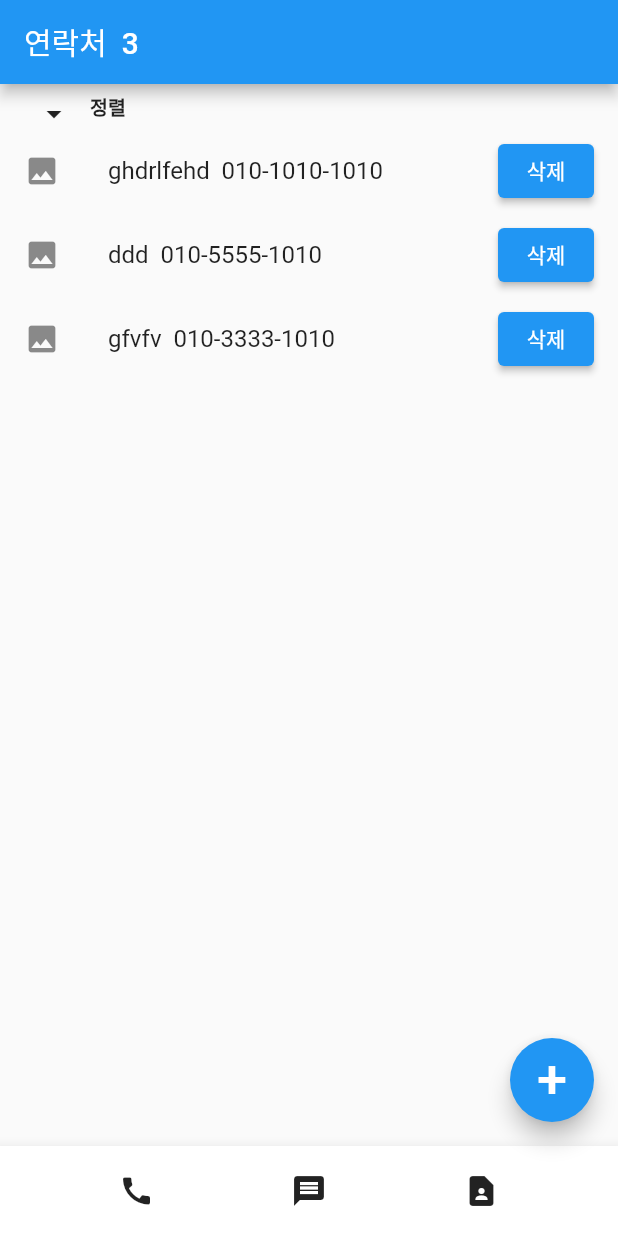
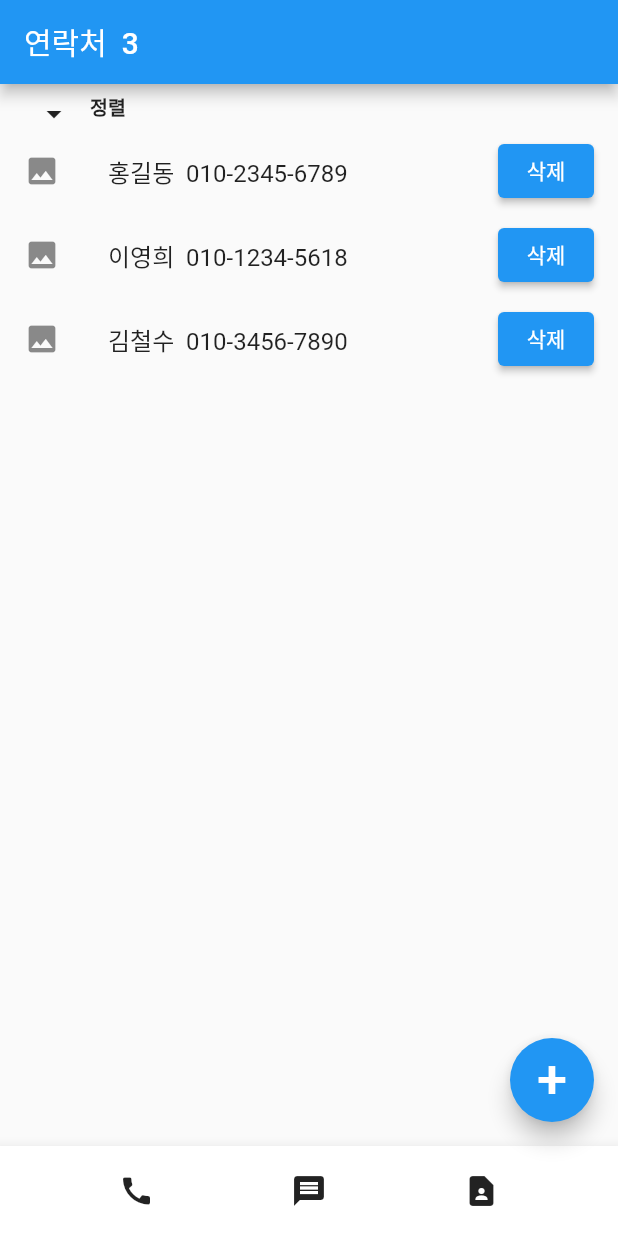
Before and after one commit to this-is-yello/flutter_contact, a Flutter app: the screen it shows after launch, on a phone screen of 412 x 824 dp. Run offline on Flutter 3.47's test engine with Material 2 defaults, Android fonts, the phone set to English and light mode, and no system bars; our stand-ins replace permission_handler.

Commit message:
221115 in Company

```diff
--- a/flutter_contact_1/lib/main.dart
+++ b/flutter_contact_1/lib/main.dart
@@ -35,16 +35,16 @@ class _MyAppState extends State<MyApp> {
 
   var nameNumber = [
     {
-    'name': 'ghdrlfehd',
-    'number': '010-1010-1010'
+    'name': '홍길동',
+    'number': '010-2345-6789'
     },
     {
-    'name': 'ddd',
-    'number': '010-5555-1010'
+    'name': '이영희',
+    'number': '010-1234-5618'
     },
     {
-    'name': 'gfvfv',
-    'number': '010-3333-1010'
+    'name': '김철수',
+    'number': '010-3456-7890'
     },
   ];
 
```
